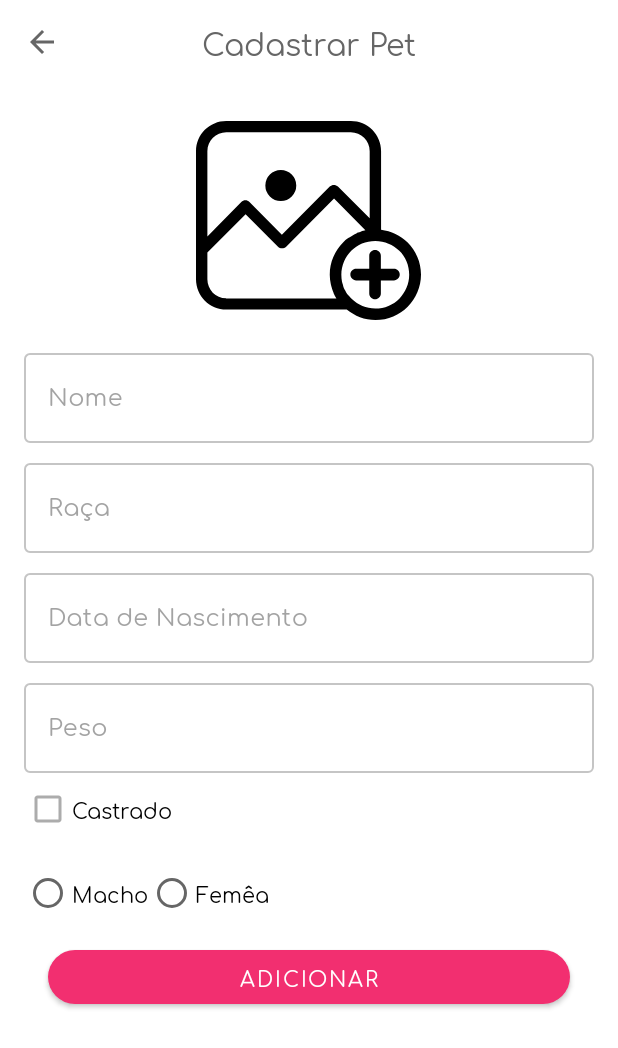
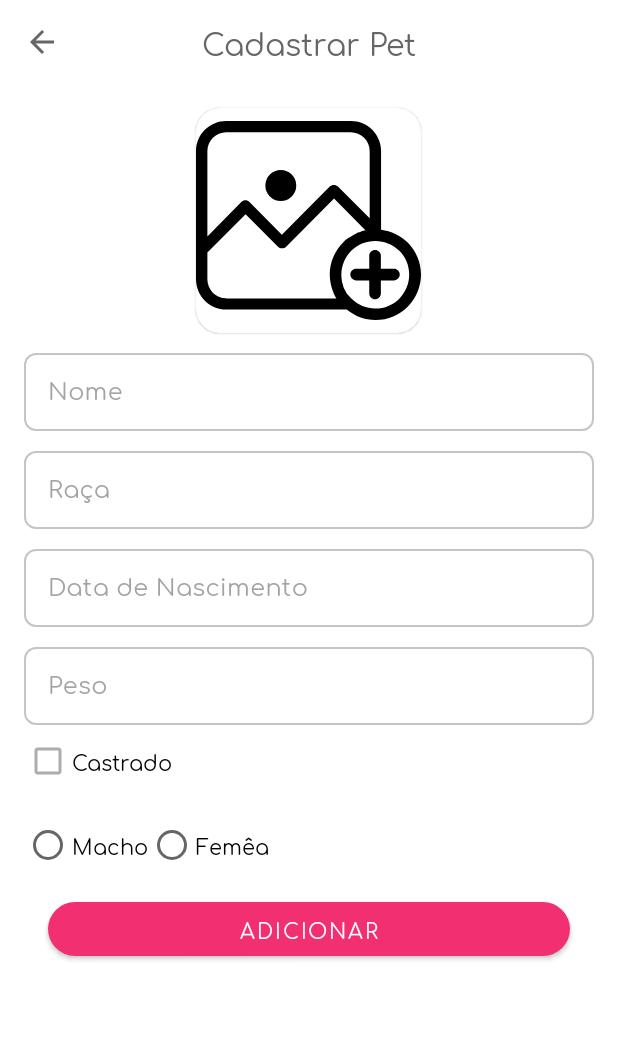
Before and after one commit to vitorruiz/uvets-android, an Android app: the fragment CreatePetFragment placed in its activity, on a phone screen of 412 x 824 dp. Shown: the top 1048 px of the screen. Run offline under Robolectric (Android 15) with nearby library versions, the phone set to English and light mode, and no system bars; our stand-ins replace Room's generated code, RxJava; libraries missing offline, so code that uses them is left out: com.blankj.utilcode, com.esafirm.imagepicker, com.ncapdevi.fragnav, id.zelory.compressor; pictures from the network do not load; 1 statement that could not run was skipped.

Commit message:
ajustes no tema

```diff
--- a/app/src/main/res/layout/fragment_create_pet.xml
+++ b/app/src/main/res/layout/fragment_create_pet.xml
@@ -2,8 +2,7 @@
 <androidx.coordinatorlayout.widget.CoordinatorLayout xmlns:android="http://schemas.android.com/apk/res/android"
     xmlns:app="http://schemas.android.com/apk/res-auto"
     android:layout_width="match_parent"
-    android:layout_height="match_parent"
-    android:background="@android:color/background_light">
+    android:layout_height="match_parent">
 
     <androidx.core.widget.NestedScrollView
         android:layout_width="match_parent"
@@ -19,18 +18,27 @@
             android:focusableInTouchMode="true"
             android:orientation="vertical">
 
-            <androidx.appcompat.widget.AppCompatImageView
-                android:id="@+id/ivPetPhoto"
+            <com.google.android.material.card.MaterialCardView
+                android:id="@+id/cvPetContainer"
                 android:layout_width="150dp"
                 android:layout_height="150dp"
                 android:layout_gravity="center"
                 android:layout_marginTop="16dp"
-                android:scaleType="centerCrop"
-                app:srcCompat="@drawable/ic_add_photo_24dp" />
+                app:layout_constraintBottom_toBottomOf="parent"
+                app:layout_constraintStart_toStartOf="parent"
+                app:layout_constraintTop_toTopOf="parent">
+
+                <androidx.appcompat.widget.AppCompatImageView
+                    android:id="@+id/ivPetPhoto"
+                    android:layout_width="match_parent"
+                    android:layout_height="match_parent"
+                    android:scaleType="centerCrop"
+                    app:srcCompat="@drawable/ic_add_photo_24dp" />
+
+            </com.google.android.material.card.MaterialCardView>
 
             <com.google.android.material.textfield.TextInputLayout
                 android:id="@+id/tiPetName"
-                style="@style/Widget.MaterialComponents.TextInputLayout.OutlinedBox"
                 android:layout_width="match_parent"
                 android:layout_height="wrap_content"
                 android:layout_marginTop="8dp">
@@ -46,7 +54,6 @@
 
             <com.google.android.material.textfield.TextInputLayout
                 android:id="@+id/tiPetRace"
-                style="@style/Widget.MaterialComponents.TextInputLayout.OutlinedBox"
                 android:layout_width="match_parent"
                 android:layout_height="wrap_content"
                 android:layout_marginTop="8dp">
@@ -62,7 +69,6 @@
 
             <com.google.android.material.textfield.TextInputLayout
                 android:id="@+id/tiPetBirth"
-                style="@style/Widget.MaterialComponents.TextInputLayout.OutlinedBox"
                 android:layout_width="match_parent"
                 android:layout_height="wrap_content"
                 android:layout_marginTop="8dp">
@@ -78,7 +84,6 @@
 
             <com.google.android.material.textfield.TextInputLayout
                 android:id="@+id/tiWeight"
-                style="@style/Widget.MaterialComponents.TextInputLayout.OutlinedBox"
                 android:layout_width="match_parent"
                 android:layout_height="wrap_content"
                 android:layout_marginTop="8dp">
--- a/app/src/main/res/layout/include_toolbar.xml
+++ b/app/src/main/res/layout/include_toolbar.xml
@@ -11,7 +11,7 @@
         android:id="@+id/toolbar"
         android:layout_width="match_parent"
         android:layout_height="?attr/actionBarSize"
-        android:theme="@style/Widget.UVets.Toolbar.Light"
+        android:theme="@style/AppToolbar.Light"
         app:contentInsetStartWithNavigation="0dp"
         app:popupTheme="@style/ThemeOverlay.MaterialComponents.Light">
 
@@ -20,7 +20,7 @@
             android:layout_width="wrap_content"
             android:layout_height="wrap_content"
             android:layout_gravity="center"
-            android:textAppearance="@style/Widget.UVets.Toolbar.Title.Light"
+            android:textAppearance="@style/AppToolbar.Title.Light"
             tools:text="Title" />
 
     </androidx.appcompat.widget.Toolbar>
--- a/app/src/main/res/layout/login_fragment.xml
+++ b/app/src/main/res/layout/login_fragment.xml
@@ -81,7 +81,7 @@
 
             <com.google.android.material.button.MaterialButton
                 android:id="@+id/btSignUp"
-                style="@style/Widget.MaterialComponents.Button.TextButton"
+                style="@style/AppButton.Outlined"
                 android:layout_width="0dp"
                 android:layout_height="wrap_content"
                 android:layout_marginBottom="24dp"
--- a/app/src/main/res/values/styles.xml
+++ b/app/src/main/res/values/styles.xml
@@ -1,8 +1,8 @@
-<resources>
+<resources xmlns:tools="http://schemas.android.com/tools">
 
     <style name="AppTheme" parent="Theme.MaterialComponents.Light.NoActionBar">
         <item name="android:statusBarColor">@android:color/white</item>
-        <item name="android:windowLightStatusBar">true</item>
+        <item name="android:windowLightStatusBar" tools:targetApi="m">true</item>
         <!-- Global color attributes -->
         <item name="colorPrimary">@color/primaryColor</item>
         <item name="colorPrimaryVariant">@color/primaryDarkColor</item>
@@ -50,7 +50,7 @@
 
     <style name="AppShapeAppearance.SmallComponent" parent="ShapeAppearance.MaterialComponents.SmallComponent">
         <item name="cornerFamily">rounded</item>
-        <item name="cornerSize">4dp</item>
+        <item name="cornerSize">8dp</item>
     </style>
 
     <style name="AppShapeAppearance.MediumComponent" parent="ShapeAppearance.MaterialComponents.MediumComponent">
@@ -69,26 +69,23 @@
         <!--<item name="android:textColor">@color/button_text_color</item>-->
     </style>
 
+    <style name="AppButton.Outlined" parent="Widget.MaterialComponents.Button.OutlinedButton">
+        <item name="cornerRadius">50dp</item>
+        <!--<item name="android:textColor">@color/button_text_color</item>-->
+    </style>
+
     <style name="AppBottomNavigation" parent="Widget.MaterialComponents.BottomNavigationView.Colored" />
 
     <style name="Theme.UVets.AppBarOverlay" parent="ThemeOverlay.MaterialComponents.Dark.ActionBar" />
 
-    <style name="Widget.UVets.Toolbar.Light" parent="@style/AppTheme">
+    <style name="AppToolbar.Light" parent="@style/AppTheme">
         <item name="android:background">@android:color/background_light</item>
         <item name="colorControlNormal">@color/grey_60</item>
         <item name="android:textColorPrimary">@color/grey_60</item>
     </style>
 
-    <style name="Widget.UVets.Toolbar.Title.Light" parent="TextAppearance.Widget.AppCompat.Toolbar.Title">
+    <style name="AppToolbar.Title.Light" parent="TextAppearance.Widget.AppCompat.Toolbar.Title">
         <item name="android:textColor">@color/grey_60</item>
-    </style>
-
-    <style name="Widget.UVets.Toolbar" parent="Widget.AppCompat.Toolbar">
-        <item name="android:background">@color/gradient_primary_toolbar</item>
-    </style>
-
-    <style name="Widget.UVets.FloatingActionButton" parent="Widget.MaterialComponents.FloatingActionButton">
-        <item name="android:tint">@android:color/white</item>
     </style>
 
     <!--<style name="Theme.UVets.Dialog" parent="Theme.MaterialComponents.Light.Dialog">-->
```
Also changed, not shown: app/src/main/res/layout/item_pet_list.xml (+37 -28 lines).
